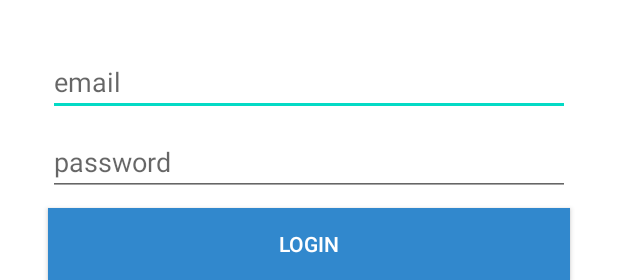
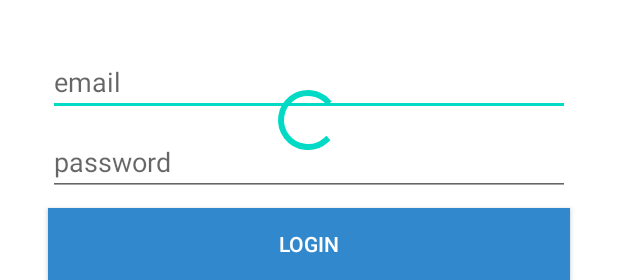
Before and after one commit to CherryBlossomAndPeonies/Smack, an Android app: the layout activity_login.xml on its own in the app's theme, with its tools: preview values and no code run, on a phone screen of 412 x 824 dp. Shown: the top 280 px of the screen. Run offline under Robolectric (Android 15) with nearby library versions, the phone set to English and light mode, and no system bars.

```diff
--- a/app/src/main/java/com/example/smack/controller/MainActivity.kt
+++ b/app/src/main/java/com/example/smack/controller/MainActivity.kt
@@ -62,6 +62,7 @@ class MainActivity : AppCompatActivity() {
             findViewById<AppCompatButton>(R.id.loginNavId).text = "LOGIN"
             findViewById<TextView>(R.id.navEmailId).text = ""
             findViewById<TextView>(R.id.navUserNameId).text = ""
+            AuthService.isLoggedIn = false
         } else {
             var intent = Intent(this, LoginActivity::class.java)
             startActivity(intent)
--- a/app/src/main/java/com/example/smack/utilities/URLs.kt
+++ b/app/src/main/java/com/example/smack/utilities/URLs.kt
@@ -4,6 +4,7 @@ val BASE_URL = "http://10.0.2.2:3005/v1"
 val REGISTER_URL = "${BASE_URL}/account/register"
 val LOGIN_URL = "${BASE_URL}/account/login"
 val ADD_USER_URL = "${BASE_URL}/user/add"
+val FIND_USER_BY_EMAIL = "${BASE_URL}/user/byEmail/"
 
 //BroastCast constants
 val BROADCAST_USER_DATA_CHANGE = "BROADCAST_USER_DATA_CHANGE"
--- a/app/src/main/res/layout/activity_login.xml
+++ b/app/src/main/res/layout/activity_login.xml
@@ -76,4 +76,15 @@
         app:layout_constraintStart_toStartOf="parent"
         app:layout_constraintTop_toBottomOf="@+id/textView"
         tools:ignore="TextContrastCheck" />
+
+    <ProgressBar
+        android:id="@+id/loginProgress"
+        style="?android:attr/progressBarStyle"
+        android:layout_width="wrap_content"
+        android:layout_height="wrap_content"
+        android:layout_marginTop="56dp"
+        app:layout_constraintEnd_toEndOf="parent"
+        app:layout_constraintHorizontal_bias="0.498"
+        app:layout_constraintStart_toStartOf="parent"
+        app:layout_constraintTop_toTopOf="parent" />
 </androidx.constraintlayout.widget.ConstraintLayout>
```
Also changed, not shown: app/src/main/java/com/example/smack/controller/LoginActivity.kt (+50 -0 lines), app/src/main/java/com/example/smack/services/AuthService.kt (+36 -3 lines).
